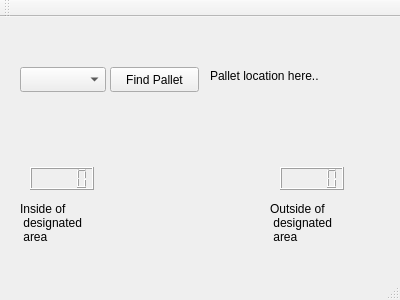
LucasGeh/fontysiot, file gui/mainwindow.ui: the form before one commit.
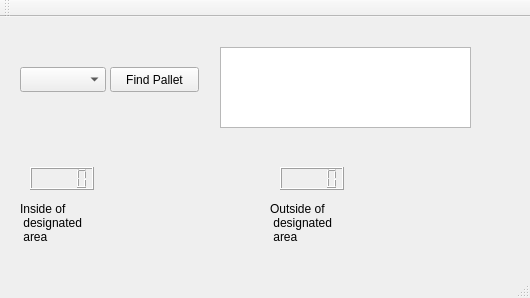
The form after the commit.

```diff
--- a/gui/mainwindow.ui
+++ b/gui/mainwindow.ui
@@ -6,8 +6,8 @@
    <rect>
     <x>0</x>
     <y>0</y>
-    <width>400</width>
-    <height>300</height>
+    <width>530</width>
+    <height>298</height>
    </rect>
   </property>
   <property name="windowTitle">
@@ -87,18 +87,15 @@
  area</string>
     </property>
    </widget>
-   <widget class="QLabel" name="palletLocation">
+   <widget class="QTableWidget" name="tableWidget">
     <property name="geometry">
      <rect>
-      <x>210</x>
-      <y>50</y>
-      <width>151</width>
-      <height>17</height>
+      <x>220</x>
+      <y>30</y>
+      <width>251</width>
+      <height>81</height>
      </rect>
     </property>
-    <property name="text">
-     <string>Pallet location here..</string>
-    </property>
    </widget>
   </widget>
   <widget class="QMenuBar" name="menuBar">
```
Left out of the diff: 4 changed lines with no effect on the pictures.
